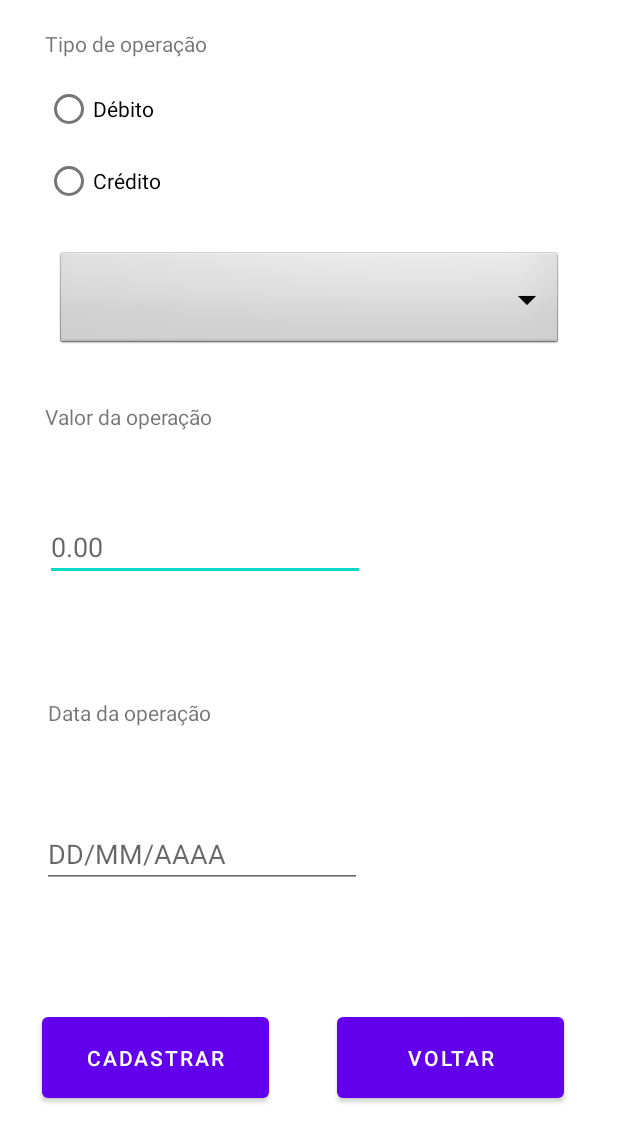
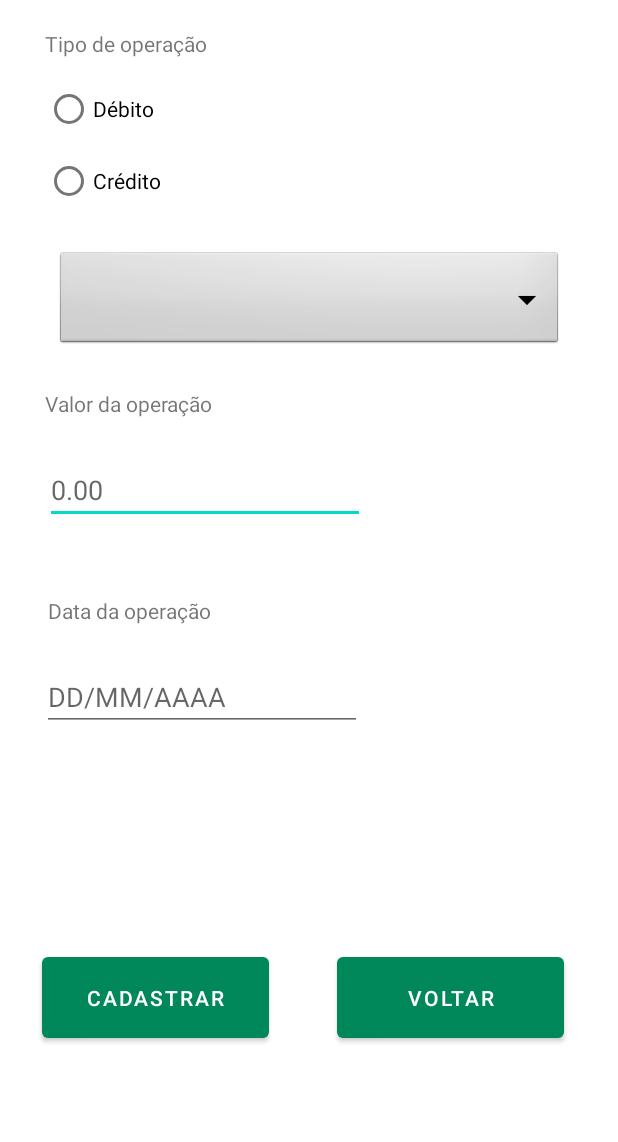
Before and after one commit to Leticiapp/financas, an Android app: the Cadastro screen opened directly, with no data from a screen before it, on a phone screen of 412 x 824 dp. Shown: the top 1142 px of the screen. Run offline under Robolectric (Android 15) with nearby library versions, the phone set to English and light mode, and no system bars.

Commit message:
commit v2

```diff
--- a/app/src/main/res/layout/activity_cadastro.xml
+++ b/app/src/main/res/layout/activity_cadastro.xml
@@ -3,15 +3,16 @@
     xmlns:app="http://schemas.android.com/apk/res-auto"
     xmlns:tools="http://schemas.android.com/tools"
     android:layout_width="match_parent"
-    android:layout_height="match_parent">
+    android:layout_height="match_parent"
+    android:isScrollContainer="true">
 
     <RadioGroup
         android:id="@+id/radioGroup"
         android:layout_width="296dp"
         android:layout_height="107dp"
-        android:layout_marginBottom="55dp"
-        app:layout_constraintBottom_toTopOf="@+id/spinner1"
-        app:layout_constraintStart_toStartOf="@+id/textView4"
+        android:layout_marginStart="30dp"
+        android:layout_marginTop="10dp"
+        app:layout_constraintStart_toStartOf="parent"
         app:layout_constraintTop_toBottomOf="@+id/textView4">
 
         <RadioButton
@@ -32,39 +33,35 @@
         android:layout_width="151dp"
         android:layout_height="66dp"
         android:layout_marginStart="28dp"
-        android:layout_marginTop="80dp"
+        android:layout_marginTop="104dp"
+        android:layout_marginBottom="86dp"
         android:onClick="cadastrar"
         android:text="Cadastrar"
         app:layout_constraintBottom_toBottomOf="parent"
-        app:layout_constraintEnd_toStartOf="@+id/button3"
-        app:layout_constraintHorizontal_bias="0.0"
         app:layout_constraintStart_toStartOf="parent"
-        app:layout_constraintTop_toBottomOf="@+id/editTextDate"
-        app:layout_constraintVertical_bias="0.0" />
+        app:layout_constraintTop_toBottomOf="@+id/editTextDate" />
 
     <Button
         android:id="@+id/button3"
         android:layout_width="151dp"
         android:layout_height="66dp"
-        android:layout_marginTop="80dp"
-        android:layout_marginEnd="36dp"
+        android:layout_marginStart="45dp"
+        android:layout_marginTop="104dp"
+        android:layout_marginBottom="86dp"
         android:onClick="voltar"
         android:text="Voltar"
         app:layout_constraintBottom_toBottomOf="parent"
-        app:layout_constraintEnd_toEndOf="parent"
-        app:layout_constraintTop_toBottomOf="@+id/editTextDate"
-        app:layout_constraintVertical_bias="0.0" />
+        app:layout_constraintStart_toEndOf="@+id/button"
+        app:layout_constraintTop_toBottomOf="@+id/editTextDate" />
 
     <Spinner
         android:id="@+id/spinner1"
         android:layout_width="338dp"
         android:layout_height="68dp"
-        android:layout_marginStart="33dp"
+        android:layout_marginStart="37dp"
         android:layout_marginTop="10dp"
-        android:layout_marginEnd="33dp"
         android:background="@android:drawable/btn_dropdown"
         android:spinnerMode="dropdown"
-        app:layout_constraintEnd_toEndOf="parent"
         app:layout_constraintStart_toStartOf="parent"
         app:layout_constraintTop_toBottomOf="@+id/radioGroup" />
 
@@ -73,11 +70,10 @@
         android:layout_width="wrap_content"
         android:layout_height="wrap_content"
         android:layout_marginStart="30dp"
-        android:layout_marginBottom="44dp"
+        android:layout_marginTop="25dp"
         android:ems="10"
         android:hint="0.00"
         android:inputType="numberDecimal"
-        app:layout_constraintBottom_toTopOf="@+id/textView3"
         app:layout_constraintStart_toStartOf="parent"
         app:layout_constraintTop_toBottomOf="@+id/textView2" />
 
@@ -86,21 +82,20 @@
         android:layout_width="wrap_content"
         android:layout_height="wrap_content"
         android:layout_marginStart="28dp"
-        android:layout_marginBottom="232dp"
+        android:layout_marginTop="25dp"
         android:ems="10"
         android:hint="DD/MM/AAAA"
         android:inputType="date"
-        app:layout_constraintBottom_toBottomOf="parent"
-        app:layout_constraintStart_toStartOf="parent" />
+        app:layout_constraintStart_toStartOf="parent"
+        app:layout_constraintTop_toBottomOf="@+id/textView3" />
 
     <TextView
         android:id="@+id/textView3"
         android:layout_width="wrap_content"
         android:layout_height="wrap_content"
         android:layout_marginStart="32dp"
-        android:layout_marginBottom="28dp"
+        android:layout_marginTop="48dp"
         android:text="Data da operação"
-        app:layout_constraintBottom_toTopOf="@+id/editTextDate"
         app:layout_constraintStart_toStartOf="parent"
         app:layout_constraintTop_toBottomOf="@+id/editTextValor" />
 
@@ -109,9 +104,8 @@
         android:layout_width="wrap_content"
         android:layout_height="wrap_content"
         android:layout_marginStart="30dp"
-        android:layout_marginBottom="20dp"
+        android:layout_marginTop="25dp"
         android:text="Valor da operação"
-        app:layout_constraintBottom_toTopOf="@+id/editTextValor"
         app:layout_constraintStart_toStartOf="parent"
         app:layout_constraintTop_toBottomOf="@+id/spinner1" />
 
@@ -121,9 +115,7 @@
         android:layout_height="wrap_content"
         android:layout_marginStart="30dp"
         android:layout_marginTop="19dp"
-        android:layout_marginBottom="10dp"
         android:text="Tipo de operação"
-        app:layout_constraintBottom_toTopOf="@+id/radioGroup"
         app:layout_constraintStart_toStartOf="parent"
         app:layout_constraintTop_toTopOf="parent" />
 
--- a/app/src/main/res/values/themes.xml
+++ b/app/src/main/res/values/themes.xml
@@ -2,8 +2,8 @@
     <!-- Base application theme. -->
     <style name="Theme.Financas" parent="Theme.MaterialComponents.DayNight.DarkActionBar">
         <!-- Primary brand color. -->
-        <item name="colorPrimary">@color/purple_500</item>
-        <item name="colorPrimaryVariant">@color/purple_700</item>
+        <item name="colorPrimary">#00875A</item>
+        <item name="colorPrimaryVariant">#57D9A3</item>
         <item name="colorOnPrimary">@color/white</item>
         <!-- Secondary brand color. -->
         <item name="colorSecondary">@color/teal_200</item>
```
Also changed, not shown: app/src/main/res/layout/activity_splash_screen.xml (+16 -16 lines).
